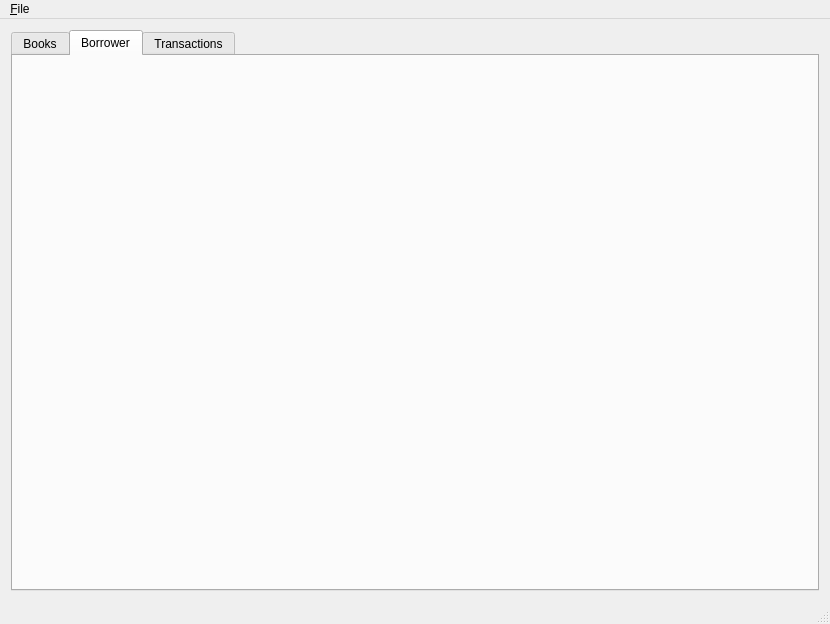
Above: MainWindow.ui from Ben-Roscoe/Library-System before the change. Below: the same form after it.
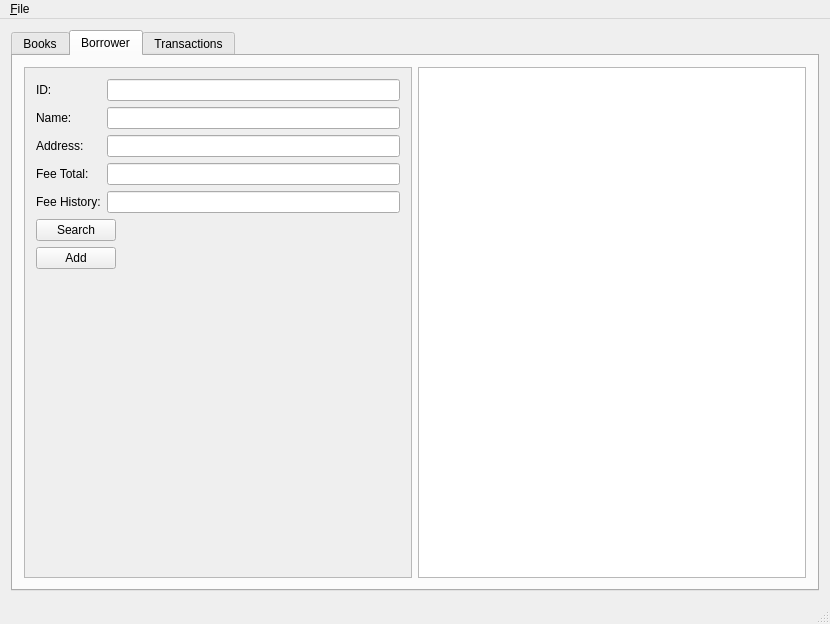
That is the form after the change. The open tabs and pages were chosen to show the change.

Patch:
```diff
--- a/MainWindow.ui
+++ b/MainWindow.ui
@@ -169,26 +169,7 @@
            </widget>
           </item>
           <item>
-           <widget class="QScrollArea" name="searchResultsArea">
-            <property name="widgetResizable">
-             <bool>true</bool>
-            </property>
-            <widget class="QWidget" name="scrollAreaWidgetContents_2">
-             <property name="geometry">
-              <rect>
-               <x>0</x>
-               <y>0</y>
-               <width>388</width>
-               <height>517</height>
-              </rect>
-             </property>
-             <layout class="QVBoxLayout" name="verticalLayout_3">
-              <property name="sizeConstraint">
-               <enum>QLayout::SetNoConstraint</enum>
-              </property>
-             </layout>
-            </widget>
-           </widget>
+           <widget class="QListWidget" name="listWidgetBook"/>
           </item>
          </layout>
         </widget>
@@ -196,6 +177,125 @@
          <attribute name="title">
           <string>Borrower</string>
          </attribute>
+         <layout class="QHBoxLayout" name="horizontalLayout">
+          <item>
+           <widget class="QScrollArea" name="scrollArea">
+            <property name="widgetResizable">
+             <bool>true</bool>
+            </property>
+            <widget class="QWidget" name="scrollAreaWidgetContents_2">
+             <property name="geometry">
+              <rect>
+               <x>0</x>
+               <y>0</y>
+               <width>388</width>
+               <height>517</height>
+              </rect>
+             </property>
+             <layout class="QFormLayout" name="formLayout_2">
+              <property name="fieldGrowthPolicy">
+               <enum>QFormLayout::AllNonFixedFieldsGrow</enum>
+              </property>
+              <item row="0" column="0">
+               <layout class="QVBoxLayout" name="verticalLayout_3">
+                <item>
+                 <widget class="QLabel" name="borrowerIDLabel">
+                  <property name="text">
+                   <string>ID:</string>
+                  </property>
+                 </widget>
+                </item>
+                <item>
+                 <widget class="QLabel" name="borrowerNameLabel">
+                  <property name="text">
+                   <string>Name: </string>
+                  </property>
+                 </widget>
+                </item>
+                <item>
+                 <widget class="QLabel" name="borrowerAddressLabel">
+                  <property name="text">
+                   <string>Address:</string>
+                  </property>
+                 </widget>
+                </item>
+                <item>
+                 <widget class="QLabel" name="borrowerFeeTotalLabel">
+                  <property name="text">
+                   <string>Fee Total:</string>
+                  </property>
+                 </widget>
+                </item>
+                <item>
+                 <widget class="QLabel" name="borrowerFeeHistoryLabel">
+                  <property name="text">
+                   <string>Fee History:</string>
+                  </property>
+                 </widget>
+                </item>
+               </layout>
+              </item>
+              <item row="0" column="1">
+               <layout class="QVBoxLayout" name="verticalLayout_6">
+                <item>
+                 <widget class="QLineEdit" name="borrowerIDLineEdit"/>
+                </item>
+                <item>
+                 <widget class="QLineEdit" name="borrowerNameLineEdit"/>
+                </item>
+                <item>
+                 <widget class="QLineEdit" name="borrowerAddressLineEdit"/>
+                </item>
+                <item>
+                 <widget class="QLineEdit" name="borrowerFeeTotalLineEdit">
+                  <property name="text">
+                   <string/>
+                  </property>
+                 </widget>
+                </item>
+                <item>
+                 <widget class="QLineEdit" name="borrowerFeeHistoryLineEdit">
+                  <property name="text">
+                   <string/>
+                  </property>
+                 </widget>
+                </item>
+               </layout>
+              </item>
+              <item row="1" column="0" colspan="2">
+               <widget class="QPushButton" name="searchButtonBorrower">
+                <property name="sizePolicy">
+                 <sizepolicy hsizetype="Fixed" vsizetype="Fixed">
+                  <horstretch>0</horstretch>
+                  <verstretch>0</verstretch>
+                 </sizepolicy>
+                </property>
+                <property name="text">
+                 <string>Search</string>
+                </property>
+               </widget>
+              </item>
+              <item row="2" column="0" colspan="2">
+               <widget class="QPushButton" name="addButtonBorrower">
+                <property name="sizePolicy">
+                 <sizepolicy hsizetype="Fixed" vsizetype="Fixed">
+                  <horstretch>0</horstretch>
+                  <verstretch>0</verstretch>
+                 </sizepolicy>
+                </property>
+                <property name="text">
+                 <string>Add</string>
+                </property>
+               </widget>
+              </item>
+             </layout>
+            </widget>
+           </widget>
+          </item>
+          <item>
+           <widget class="QListWidget" name="listWidgetBorrower"/>
+          </item>
+         </layout>
         </widget>
         <widget class="QWidget" name="tab_6">
          <attribute name="title">
```
Left out of the diff: 104 changed lines with no effect on the pictures.
